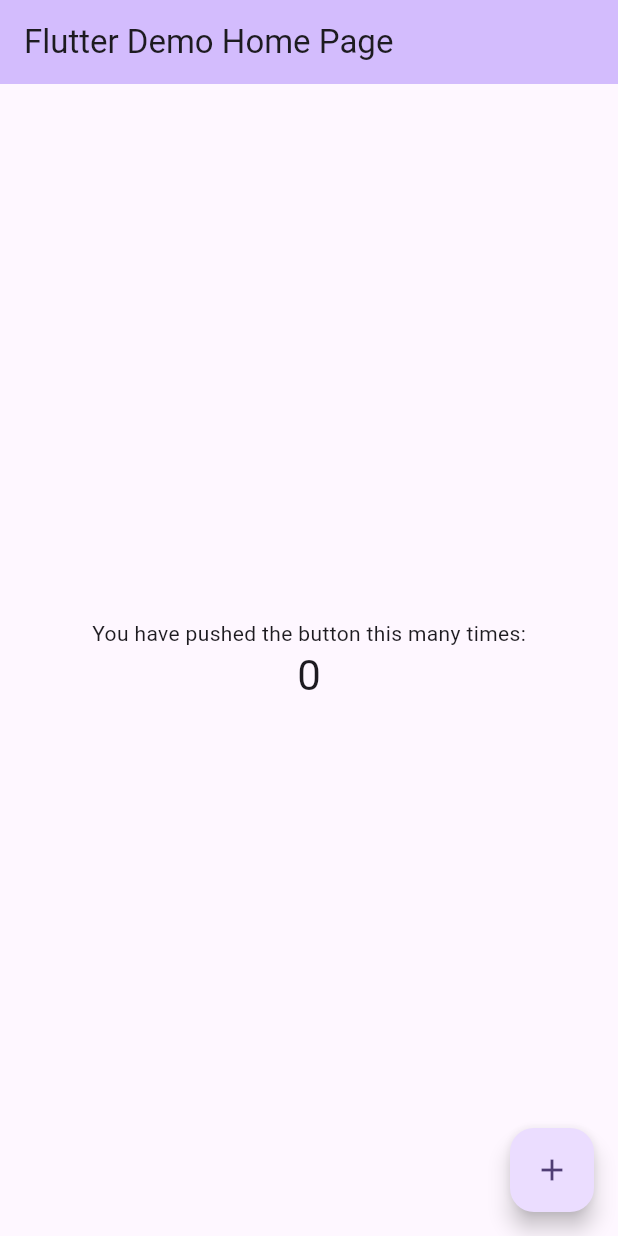
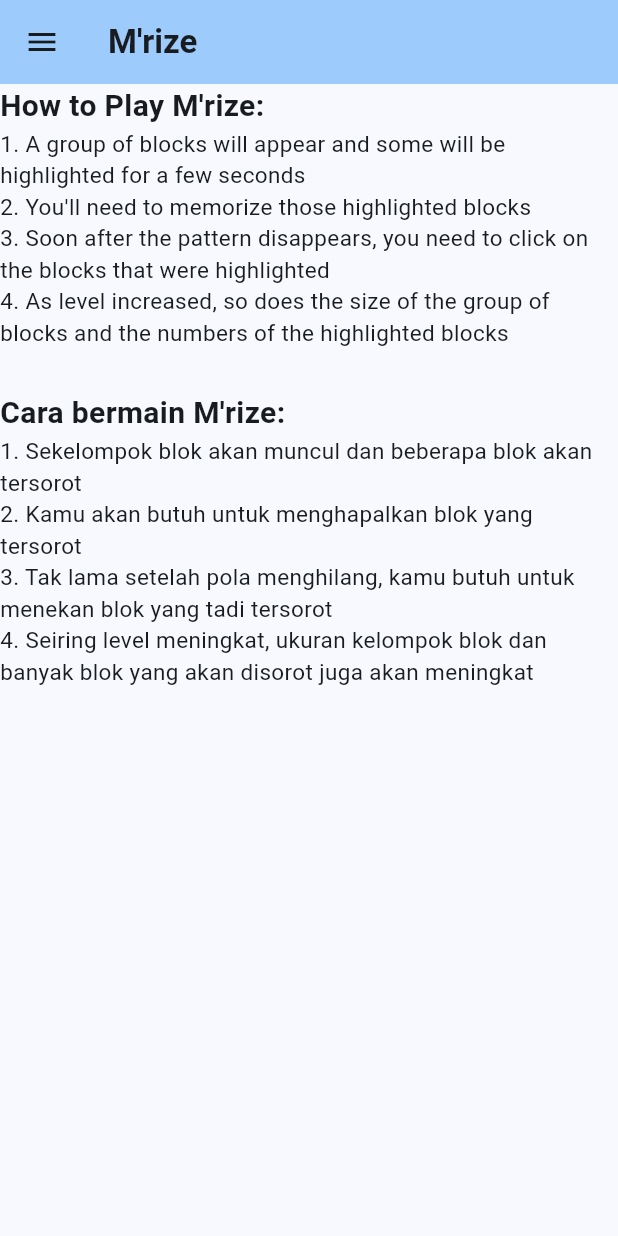
Before and after one commit to raransyw/projectutsET, a Flutter app: the screen it shows after launch, on a phone screen of 412 x 824 dp. Run offline on Flutter 3.47's test engine with Material 3 defaults, Android fonts, the phone set to English and light mode, and no system bars; Roboto replaces fonts that are missing (Georgia).

Commit message:
new screen(home, result, leaderboard) added & main, home modified

```diff
--- a/lib/main.dart
+++ b/lib/main.dart
@@ -1,4 +1,6 @@
 import 'package:flutter/material.dart';
+import 'package:projectuts/screen/home.dart';
+import 'package:projectuts/screen/leaderboard.dart';
 
 void main() {
   runApp(const MyApp());
@@ -11,7 +13,7 @@
   @override
   Widget build(BuildContext context) {
     return MaterialApp(
-      title: 'Flutter Demo',
+      title: "M'rize Game",
       theme: ThemeData(
         // This is the theme of your application.
         //
@@ -28,10 +30,15 @@
         //
         // This works for code too, not just values: Most code changes can be
         // tested with just a hot reload.
-        colorScheme: ColorScheme.fromSeed(seedColor: Colors.deepPurple),
+        colorScheme: ColorScheme.fromSeed(seedColor: const Color.fromARGB(255, 18, 133, 209)),
         useMaterial3: true,
+        fontFamily: "Georgia",
       ),
-      home: const MyHomePage(title: 'Flutter Demo Home Page'),
+      home: const MyHomePage(title: "M'rize"),
+
+       routes: {
+           'leaderboard': (context) =>const Leaderboard(),
+   			},
     );
   }
 }
@@ -84,42 +91,36 @@
         backgroundColor: Theme.of(context).colorScheme.inversePrimary,
         // Here we take the value from the MyHomePage object that was created by
         // the App.build method, and use it to set our appbar title.
-        title: Text(widget.title),
+        title: const Text("M'rize", style: TextStyle(fontWeight: FontWeight.bold,),),
       ),
-      body: Center(
-        // Center is a layout widget. It takes a single child and positions it
-        // in the middle of the parent.
+      body: Home(),
+      drawer:  Drawer(
+        elevation: 16.0,
         child: Column(
-          // Column is also a layout widget. It takes a list of children and
-          // arranges them vertically. By default, it sizes itself to fit its
-          // children horizontally, and tries to be as tall as its parent.
-          //
-          // Column has various properties to control how it sizes itself and
-          // how it positions its children. Here we use mainAxisAlignment to
-          // center the children vertically; the main axis here is the vertical
-          // axis because Columns are vertical (the cross axis would be
-          // horizontal).
-          //
-          // TRY THIS: Invoke "debug painting" (choose the "Toggle Debug Paint"
-          // action in the IDE, or press "p" in the console), to see the
-          // wireframe for each widget.
-          mainAxisAlignment: MainAxisAlignment.center,
           children: <Widget>[
-            const Text(
-              'You have pushed the button this many times:',
+              const UserAccountsDrawerHeader(
+                accountName: Text("player"),
+                accountEmail: Text("player@gmail.com"),
+                currentAccountPicture: CircleAvatar(
+                    backgroundImage:
+                        NetworkImage("https://i.pravatar.cc/150"))),
+            ListTile(
+              title:  const Text("Leaderboard "),
+              leading:  const Icon(Icons.score),
+              onTap: () {
+                Navigator.popAndPushNamed(context, "leaderboard");
+              }
             ),
-            Text(
-              '$_counter',
-              style: Theme.of(context).textTheme.headlineMedium,
+            ListTile(
+              title:  const Text("Logout "),
+              leading:  const Icon(Icons.logout),
+              onTap: () {
+                //doLogout();
+              }
             ),
           ],
         ),
       ),
-      floatingActionButton: FloatingActionButton(
-        onPressed: _incrementCounter,
-        tooltip: 'Increment',
-        child: const Icon(Icons.add),
-      ), // This trailing comma makes auto-formatting nicer for build methods.
     );
   }
 }
--- /dev/null
+++ b/lib/screen/home.dart
@@ -0,0 +1,34 @@
+import 'package:flutter/material.dart';
+
+class Home extends StatelessWidget {
+  const Home({super.key});
+
+
+ @override
+ Widget build(BuildContext context) {
+  return Scaffold(
+   body: SingleChildScrollView(
+    child: Column(
+      children: [
+        Container(
+          alignment: Alignment.centerLeft,
+          child: const Text("How to Play M'rize: ", style: TextStyle(fontSize: 20, fontWeight: FontWeight.bold),)
+        ),
+        Container(
+          alignment: Alignment.centerLeft,
+          child: const Text("1. A group of blocks will appear and some will be highlighted for a few seconds \n2. You'll need to memorize those highlighted blocks \n3. Soon after the pattern disappears, you need to click on the blocks that were highlighted \n4. As level increased, so does the size of the group of blocks and the numbers of the highlighted blocks", style: TextStyle(fontSize: 15),)
+        ),
+        Container(
+          alignment: Alignment.centerLeft,
+          child: const Text("\nCara bermain M'rize: ", style: TextStyle(fontSize: 20, fontWeight: FontWeight.bold),)
+        ),
+        Container(
+          alignment: Alignment.centerLeft,
+          child: const Text("1. Sekelompok blok akan muncul dan beberapa blok akan tersorot \n2. Kamu akan butuh untuk menghapalkan blok yang tersorot \n3. Tak lama setelah pola menghilang, kamu butuh untuk menekan blok yang tadi tersorot \n4. Seiring level meningkat, ukuran kelompok blok dan banyak blok yang akan disorot juga akan meningkat", style: TextStyle(fontSize: 15),)
+        ),
+      ]
+    ),
+   )
+  );
+ }
+}
--- /dev/null
+++ b/lib/screen/leaderboard.dart
@@ -0,0 +1,14 @@
+import 'package:flutter/material.dart';
+
+class Leaderboard extends StatelessWidget {
+  const Leaderboard({super.key});
+
+ @override
+ Widget build(BuildContext context) {
+  return const Scaffold(
+   body: Center(
+    child: Text("Hello. This is Leaderboard "),
+   ),
+  );
+ }
+}
--- /dev/null
+++ b/lib/screen/result.dart
@@ -0,0 +1,14 @@
+import 'package:flutter/material.dart';
+
+class Result extends StatelessWidget {
+  const Result({super.key});
+
+ @override
+ Widget build(BuildContext context) {
+  return const Scaffold(
+   body: Center(
+    child: Text("Hello. This is Result "),
+   ),
+  );
+ }
+}
```
